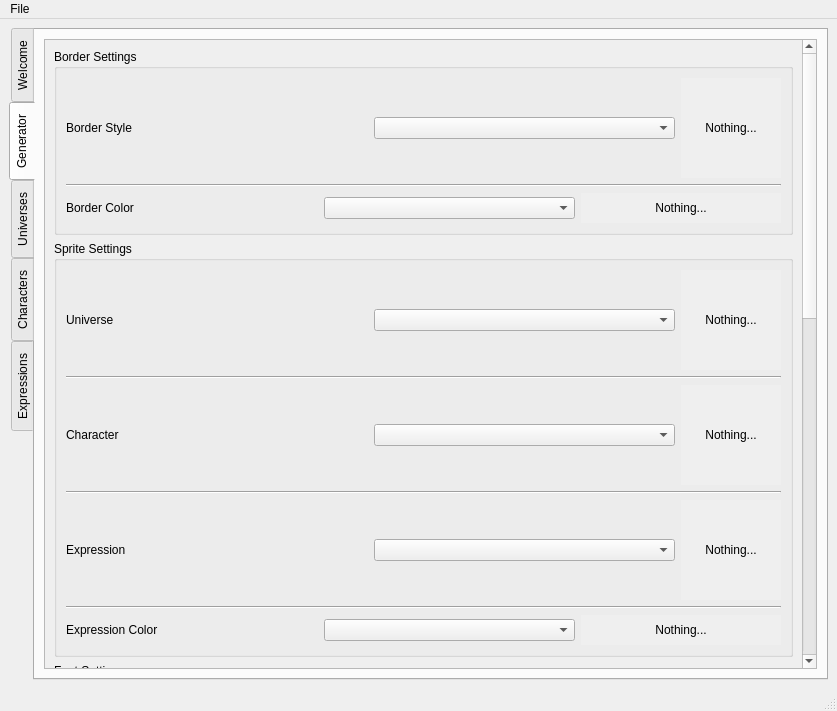
Old version of the form ui.ui in the repository xMirkix/yet-another-textbox-generator.
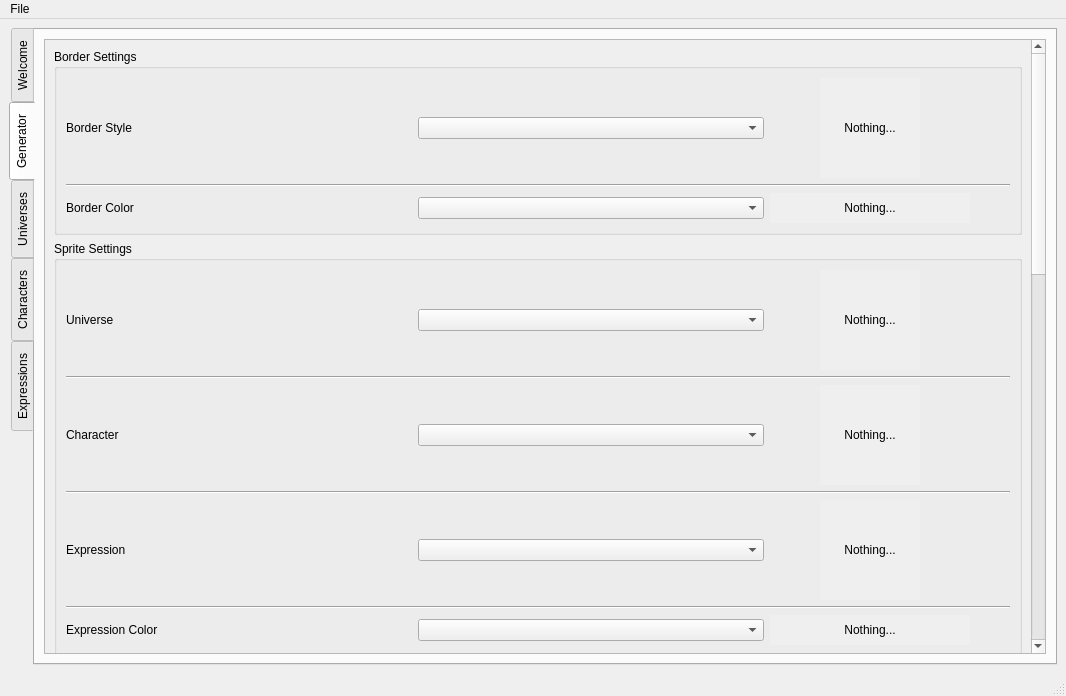
New version of the form. The open tabs and pages were chosen to show the change. Icons and pictures are not drawn.

Commit message: added welcome page and fixed generation page

What changed in the file:
```diff
--- a/ui.ui
+++ b/ui.ui
@@ -6,8 +6,8 @@
    <rect>
     <x>0</x>
     <y>0</y>
-    <width>837</width>
-    <height>711</height>
+    <width>1066</width>
+    <height>696</height>
    </rect>
   </property>
   <property name="windowTitle">
@@ -49,7 +49,7 @@
        <enum>QTabWidget::TabShape::Rounded</enum>
       </property>
       <property name="currentIndex">
-       <number>1</number>
+       <number>0</number>
       </property>
       <property name="iconSize">
        <size>
@@ -208,7 +208,7 @@
           </property>
           <property name="minimumSize">
            <size>
-            <width>450</width>
+            <width>1000</width>
             <height>600</height>
            </size>
           </property>
@@ -219,9 +219,9 @@
            <property name="geometry">
             <rect>
              <x>0</x>
-             <y>0</y>
-             <width>755</width>
-             <height>1496</height>
+             <y>-1100</y>
+             <width>984</width>
+             <height>1696</height>
             </rect>
            </property>
            <layout class="QVBoxLayout" name="verticalLayout_35">
@@ -246,11 +246,39 @@
                      </item>
                      <item>
                       <widget class="QComboBox" name="comboBox">
+                       <property name="sizePolicy">
+                        <sizepolicy hsizetype="Minimum" vsizetype="Fixed">
+                         <horstretch>0</horstretch>
+                         <verstretch>0</verstretch>
+                        </sizepolicy>
+                       </property>
+                       <property name="minimumSize">
+                        <size>
+                         <width>49</width>
+                         <height>0</height>
+                        </size>
+                       </property>
                        <property name="currentIndex">
                         <number>-1</number>
                        </property>
                       </widget>
                      </item>
+                     <item>
+                      <spacer name="horizontalSpacer_10">
+                       <property name="orientation">
+                        <enum>Qt::Orientation::Horizontal</enum>
+                       </property>
+                       <property name="sizeType">
+                        <enum>QSizePolicy::Policy::Fixed</enum>
+                       </property>
+                       <property name="sizeHint" stdset="0">
+                        <size>
+                         <width>50</width>
+                         <height>20</height>
+                        </size>
+                       </property>
+                      </spacer>
+                     </item>
                      <item>
                       <widget class="QLabel" name="label_33">
                        <property name="sizePolicy">
@@ -282,6 +310,22 @@
                        </property>
                       </widget>
                      </item>
+                     <item>
+                      <spacer name="horizontalSpacer_9">
+                       <property name="orientation">
+                        <enum>Qt::Orientation::Horizontal</enum>
+                       </property>
+                       <property name="sizeType">
+                        <enum>QSizePolicy::Policy::Fixed</enum>
+                       </property>
+                       <property name="sizeHint" stdset="0">
+                        <size>
+                         <width>90</width>
+                         <height>20</height>
+                        </size>
+                       </property>
+                      </spacer>
+                     </item>
                     </layout>
                    </item>
                    <item>
@@ -334,6 +378,22 @@
                        </property>
                       </widget>
                      </item>
+                     <item>
+                      <spacer name="horizontalSpacer_8">
+                       <property name="orientation">
+                        <enum>Qt::Orientation::Horizontal</enum>
+                       </property>
+                       <property name="sizeType">
+                        <enum>QSizePolicy::Policy::Fixed</enum>
+                       </property>
+                       <property name="sizeHint" stdset="0">
+                        <size>
+                         <width>40</width>
+                         <height>20</height>
+                        </size>
+                       </property>
+                      </spacer>
+                     </item>
                     </layout>
                    </item>
                   </layout>
@@ -361,6 +421,22 @@
                      <item>
                       <widget class="QComboBox" name="comboBox_3"/>
                      </item>
+                     <item>
+                      <spacer name="horizontalSpacer_12">
+                       <property name="orientation">
+                        <enum>Qt::Orientation::Horizontal</enum>
+                       </property>
+                       <property name="sizeType">
+                        <enum>QSizePolicy::Policy::Fixed</enum>
+                       </property>
+                       <property name="sizeHint" stdset="0">
+                        <size>
+                         <width>50</width>
+                         <height>20</height>
+                        </size>
+                       </property>
+                      </spacer>
+                     </item>
                      <item>
                       <widget class="QLabel" name="label_34">
                        <property name="sizePolicy">
@@ -392,6 +468,22 @@
                        </property>
                       </widget>
                      </item>
+                     <item>
+                      <spacer name="horizontalSpacer_11">
+                       <property name="orientation">
+                        <enum>Qt::Orientation::Horizontal</enum>
+                       </property>
+                       <property name="sizeType">
+                        <enum>QSizePolicy::Policy::Fixed</enum>
+                       </property>
+                       <property name="sizeHint" stdset="0">
+                        <size>
+                         <width>90</width>
+                         <height>20</height>
+                        </size>
+                       </property>
+                      </spacer>
+                     </item>
                     </layout>
                    </item>
                    <item>
@@ -413,6 +505,22 @@
                      <item>
                       <widget class="QComboBox" name="comboBox_6"/>
                      </item>
+                     <item>
+                      <spacer name="horizontalSpacer_14">
+                       <property name="orientation">
+                        <enum>Qt::Orientation::Horizontal</enum>
+                       </property>
+                       <property name="sizeType">
+                        <enum>QSizePolicy::Policy::Fixed</enum>
+                       </property>
+                       <property name="sizeHint" stdset="0">
+                        <size>
+                         <width>50</width>
+                         <height>20</height>
+                        </size>
+                       </property>
+                      </spacer>
+                     </item>
                      <item>
                       <widget class="QLabel" name="label_35">
                        <property name="sizePolicy">
@@ -444,6 +552,22 @@
                        </property>
                       </widget>
                      </item>
+                     <item>
+                      <spacer name="horizontalSpacer_13">
+                       <property name="orientation">
+                        <enum>Qt::Orientation::Horizontal</enum>
+                       </property>
+                       <property name="sizeType">
+                        <enum>QSizePolicy::Policy::Fixed</enum>
+                       </property>
+                       <property name="sizeHint" stdset="0">
+                        <size>
+                         <width>90</width>
+                         <height>20</height>
+                        </size>
+                       </property>
+                      </spacer>
+                     </item>
                     </layout>
                    </item>
                    <item>
@@ -465,6 +589,22 @@
                      <item>
                       <widget class="QComboBox" name="comboBox_7"/>
                      </item>
+                     <item>
+                      <spacer name="horizontalSpacer_16">
+                       <property name="orientation">
+                        <enum>Qt::Orientation::Horizontal</enum>
+                       </property>
+                       <property name="sizeType">
+                        <enum>QSizePolicy::Policy::Fixed</enum>
+                       </property>
+                       <property name="sizeHint" stdset="0">
+                        <size>
+                         <width>50</width>
+                         <height>20</height>
+                        </size>
+                       </property>
+                      </spacer>
+                     </item>
                      <item>
                       <widget class="QLabel" name="label_36">
                        <property name="sizePolicy">
@@ -496,6 +636,22 @@
                        </property>
                       </widget>
                      </item>
+                     <item>
+                      <spacer name="horizontalSpacer_15">
+                       <property name="orientation">
+                        <enum>Qt::Orientation::Horizontal</enum>
+                       </property>
+                       <property name="sizeType">
+                        <enum>QSizePolicy::Policy::Fixed</enum>
+                       </property>
+                       <property name="sizeHint" stdset="0">
+                        <size>
+                         <width>90</width>
+                         <height>20</height>
+                        </size>
+                       </property>
+                      </spacer>
+                     </item>
                     </layout>
                    </item>
                    <item>
@@ -548,6 +704,22 @@
                        </property>
                       </widget>
                      </item>
+                     <item>
+                      <spacer name="horizontalSpacer_17">
+                       <property name="orientation">
+                        <enum>Qt::Orientation::Horizontal</enum>
+                       </property>
+                       <property name="sizeType">
+                        <enum>QSizePolicy::Policy::Fixed</enum>
+                       </property>
+                       <property name="sizeHint" stdset="0">
+                        <size>
+                         <width>40</width>
+                         <height>20</height>
+                        </size>
+                       </property>
+                      </spacer>
+                     </item>
                     </layout>
                    </item>
                   </layout>
@@ -575,6 +747,22 @@
                      <item>
                       <widget class="QComboBox" name="comboBox_15"/>
                      </item>
+                     <item>
+                      <spacer name="horizontalSpacer_18">
+                       <property name="orientation">
+                        <enum>Qt::Orientation::Horizontal</enum>
+                       </property>
+                       <property name="sizeType">
+                        <enum>QSizePolicy::Policy::Fixed</enum>
+                       </property>
+                       <property name="sizeHint" stdset="0">
+                        <size>
+                         <width>245</width>
+                         <height>20</height>
+                        </size>
+                       </property>
+                      </spacer>
+                     </item>
                     </layout>
                    </item>
                    <item>
@@ -623,6 +811,22 @@
                      <item>
                       <widget class="QComboBox" name="comboBox_8"/>
                      </item>
+                     <item>
+                      <spacer name="horizontalSpacer_19">
+                       <property name="orientation">
+                        <enum>Qt::Orientation::Horizontal</enum>
+                       </property>
+                       <property name="sizeType">
+                        <enum>QSizePolicy::Policy::Fixed</enum>
+                       </property>
+                       <property name="sizeHint" stdset="0">
+                        <size>
+                         <width>150</width>
+                         <height>20</height>
+                        </size>
+                       </property>
+                      </spacer>
+                     </item>
                     </layout>
                    </item>
                    <item>
@@ -691,6 +895,22 @@
                        </property>
                       </widget>
                      </item>
+                     <item>
+                      <spacer name="horizontalSpacer_20">
+                       <property name="orientation">
+                        <enum>Qt::Orientation::Horizontal</enum>
+                       </property>
+                       <property name="sizeType">
+                        <enum>QSizePolicy::Policy::Fixed</enum>
+                       </property>
+                       <property name="sizeHint" stdset="0">
+                        <size>
+                         <width>150</width>
+                         <height>20</height>
+                        </size>
+                       </property>
+                      </spacer>
+                     </item>
                     </layout>
                    </item>
                    <item>
@@ -740,6 +960,22 @@
                      <item>
                       <widget class="QComboBox" name="comboBox_10"/>
                      </item>
+                     <item>
+                      <spacer name="horizontalSpacer_21">
+                       <property name="orientation">
+                        <enum>Qt::Orientation::Horizontal</enum>
+                       </property>
+                       <property name="sizeType">
+                        <enum>QSizePolicy::Policy::Fixed</enum>
+                       </property>
+                       <property name="sizeHint" stdset="0">
+                        <size>
+                         <width>245</width>
+                         <height>20</height>
+                        </size>
+                       </property>
+                      </spacer>
+                     </item>
                     </layout>
                    </item>
                   </layout>
@@ -883,7 +1119,7 @@
               <property name="minimumSize">
                <size>
                 <width>400</width>
-                <height>400</height>
+                <height>600</height>
                </size>
               </property>
               <property name="title">
@@ -972,11 +1208,33 @@
                 </spacer>
                </item>
                <item>
-                <widget class="QPushButton" name="pushButton">
-                 <property name="text">
-                  <string>Download Textbox</string>
-                 </property>
-                </widget>
+                <layout class="QHBoxLayout" name="horizontalLayout_51">
+                 <item>
+                  <widget class="QPushButton" name="pushButton">
+                   <property name="sizePolicy">
+                    <sizepolicy hsizetype="Maximum" vsizetype="Maximum">
+                     <horstretch>0</horstretch>
+                     <verstretch>0</verstretch>
+                    </sizepolicy>
+                   </property>
+                   <property name="minimumSize">
+                    <size>
+                     <width>0</width>
+                     <height>0</height>
+                    </size>
+                   </property>
+                   <property name="maximumSize">
+                    <size>
+                     <width>300</width>
+                     <height>16777215</height>
+                    </size>
+                   </property>
+                   <property name="text">
+                    <string>Download Textbox</string>
+                   </property>
+                  </widget>
+                 </item>
+                </layout>
                </item>
               </layout>
              </widget>
@@ -1154,7 +1412,7 @@
                  <rect>
                   <x>0</x>
                   <y>0</y>
-                  <width>1326</width>
+                  <width>960</width>
                   <height>630</height>
                  </rect>
                 </property>
@@ -2173,8 +2431,8 @@
                    <rect>
                     <x>0</x>
                     <y>0</y>
-                    <width>1336</width>
-                    <height>430</height>
+                    <width>958</width>
+                    <height>424</height>
                    </rect>
                   </property>
                   <layout class="QGridLayout" name="gridLayout">
@@ -2593,8 +2851,8 @@
                  <rect>
                   <x>0</x>
                   <y>0</y>
-                  <width>1338</width>
-                  <height>473</height>
+                  <width>972</width>
+                  <height>213</height>
                  </rect>
                 </property>
                </widget>
@@ -2616,7 +2874,7 @@
     <rect>
      <x>0</x>
      <y>0</y>
-     <width>837</width>
+     <width>1066</width>
      <height>33</height>
     </rect>
    </property>
```
